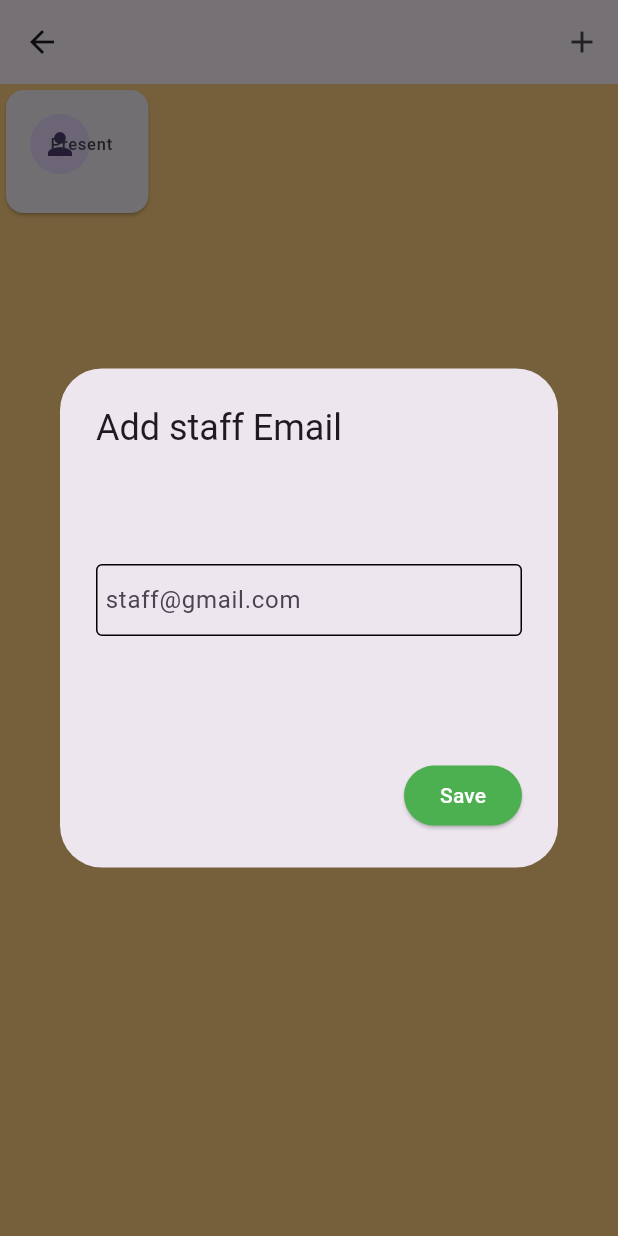
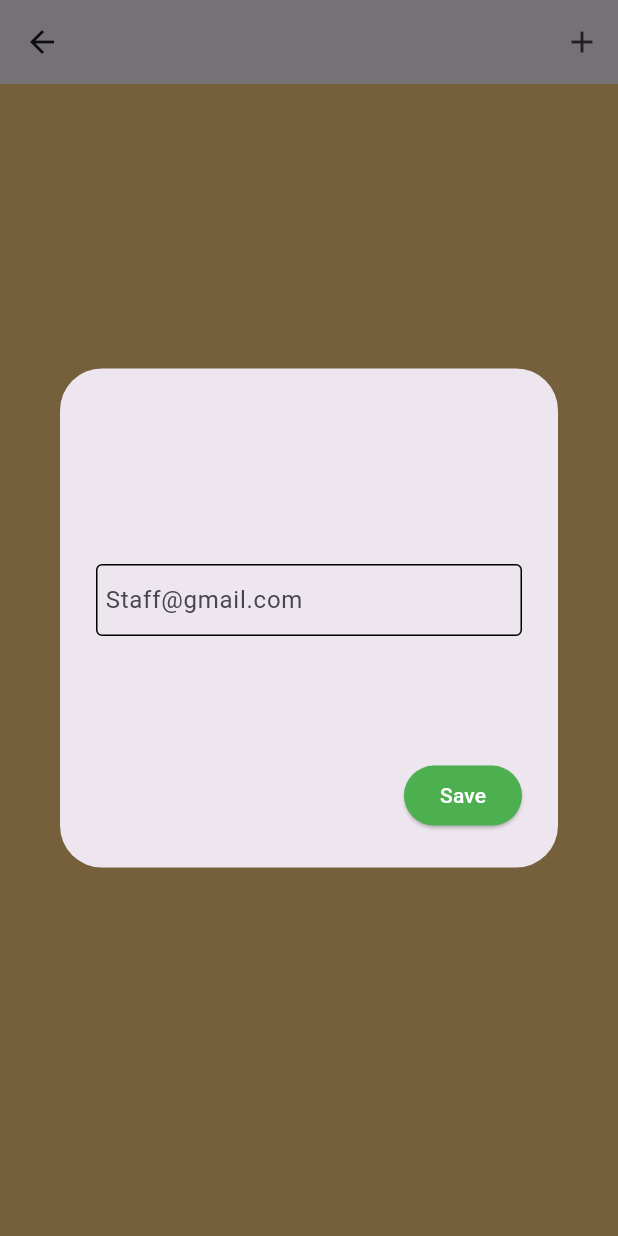
Before and after one commit to zuberypima/visitors-manager, a Flutter app: the ViewAllStaffMembers screen opened directly with empty values, after a tap on the "add" icon, on a phone screen of 412 x 824 dp. Run offline on Flutter 3.47's test engine with Material 3 defaults, Android fonts, the phone set to English and light mode, and no system bars; our stand-ins replace cloud_firestore, firebase_auth, firebase_core, get, shared_preferences; accounts and stored records are empty.

Commit message:
pull staff details

```diff
--- a/lib/screens/mobileView/allStaffMobileView.dart
+++ b/lib/screens/mobileView/allStaffMobileView.dart
@@ -1,6 +1,7 @@
 import 'package:cloud_firestore/cloud_firestore.dart';
 import 'package:flutter/material.dart';
 import 'package:provider/provider.dart';
+import 'package:visitors/screens/mobileView/services/mobileDataServices.dart';
 import 'package:visitors/screens/provider/widgetprovider.dart';
 import 'package:visitors/screens/staff_reg_form.dart';
 import 'package:visitors/widget/textFormField.dart';
@@ -25,16 +26,15 @@ class _ViewAllStaffMembersState extends State<ViewAllStaffMembers> {
         actions: [
           IconButton(
               onPressed: () {
-                popScreen(StaffRegForm(
-                    selectedDepartment: widget.selectedDepartment));
+                popScreen(widget.selectedDepartment);
               },
-              icon:const Icon(Icons.add))
+              icon: const Icon(Icons.add))
         ],
       ),
       body: StreamBuilder<QuerySnapshot>(
         stream: FirebaseFirestore.instance
-            .collection('DepartmentMembers')
-            .where("DepartmentId", isEqualTo: widget.selectedDepartment)
+            .collection('UserDatils')
+            .where("DepartmentName", isEqualTo: widget.selectedDepartment)
             .snapshots(),
         builder: (BuildContext context, AsyncSnapshot<QuerySnapshot> snapshot) {
           if (snapshot.hasError) {
@@ -50,38 +50,38 @@ class _ViewAllStaffMembersState extends State<ViewAllStaffMembers> {
             return document.data()! as Map<String, dynamic>;
           }).toList();
 
-          return GridView.builder(
-            gridDelegate: const SliverGridDelegateWithFixedCrossAxisCount(
-                crossAxisCount: 4, mainAxisExtent: 90),
-            itemCount: data.length,
-            itemBuilder: (BuildContext context, int index) {
-              return Card(
+          return ListView(
+          children: snapshot.data!.docs.map((DocumentSnapshot document) {
+          Map<String, dynamic> data = document.data()! as Map<String, dynamic>;
+            return   Card(
                 child: ListTile(
                   leading: const CircleAvatar(
                     child: Icon(Icons.person),
                   ),
-                  title: Text(data[index]['Name']),
-                  subtitle: Text(data[index]['PhoneNumber']),
+                  title: Text(data['LastName']),
+                  subtitle: Text(data['PhoneNumber']),
                   trailing: const Text(
                     "Present",
                     style: TextStyle(),
                   ),
                 ),
               );
-            },
-          );
+          }).toList(),
+        );
         },
       ),
     );
   }
 
-  popScreen(Widget clickedScreen) {
+
+
+  popScreen(String clickedScreen) {
     TextEditingController _emailController = TextEditingController();
     return showDialog(
         context: context,
         builder: (context) {
           return AlertDialog(
-            title: Text("Add staff Email"),
+            title: Text(clickedScreen),
             content: Container(
               width: MediaQuery.of(context).size.width,
               height: MediaQuery.of(context).size.width / 2.5,
@@ -91,7 +91,7 @@ class _ViewAllStaffMembersState extends State<ViewAllStaffMembers> {
                   crossAxisAlignment: CrossAxisAlignment.start,
                   children: [
                     CustomTextFormFieldOne(
-                        hintText: "staff@gmail.com",
+                        hintText: "Staff@gmail.com",
                         nameControler: _emailController)
                   ],
                 ),
@@ -102,7 +102,11 @@ class _ViewAllStaffMembersState extends State<ViewAllStaffMembers> {
                   style: ButtonStyle(
                       backgroundColor: WidgetStatePropertyAll(Colors.green),
                       foregroundColor: WidgetStatePropertyAll(Colors.white)),
-                  onPressed: () {},
+                  onPressed: () {
+                    Mobiledataservices().register_staff_to_department(
+                        _emailController.text, clickedScreen);
+                        Navigator.pop(context);
+                  },
                   child: Text("Save"))
             ],
           );
--- a/lib/screens/mobileView/staffMobileview.dart
+++ b/lib/screens/mobileView/staffMobileview.dart
@@ -28,7 +28,7 @@ class _StaffManagementState extends State<StaffManagement> {
             }
 
             if (snapshot.connectionState == ConnectionState.waiting) {
-              return Text("Loading");
+              return Center(child: CircularProgressIndicator(),);
             }
 
             return ListView(
```
Also changed, not shown: lib/screens/mobileView/services/mobileDataServices.dart (+11 -2 lines).
